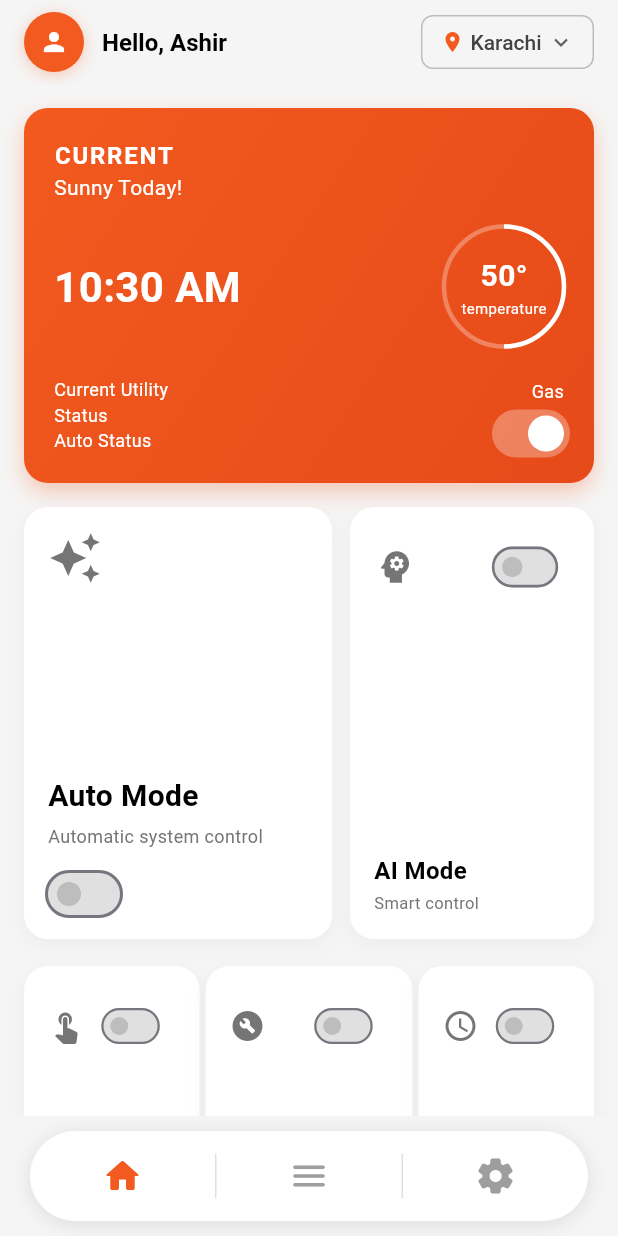
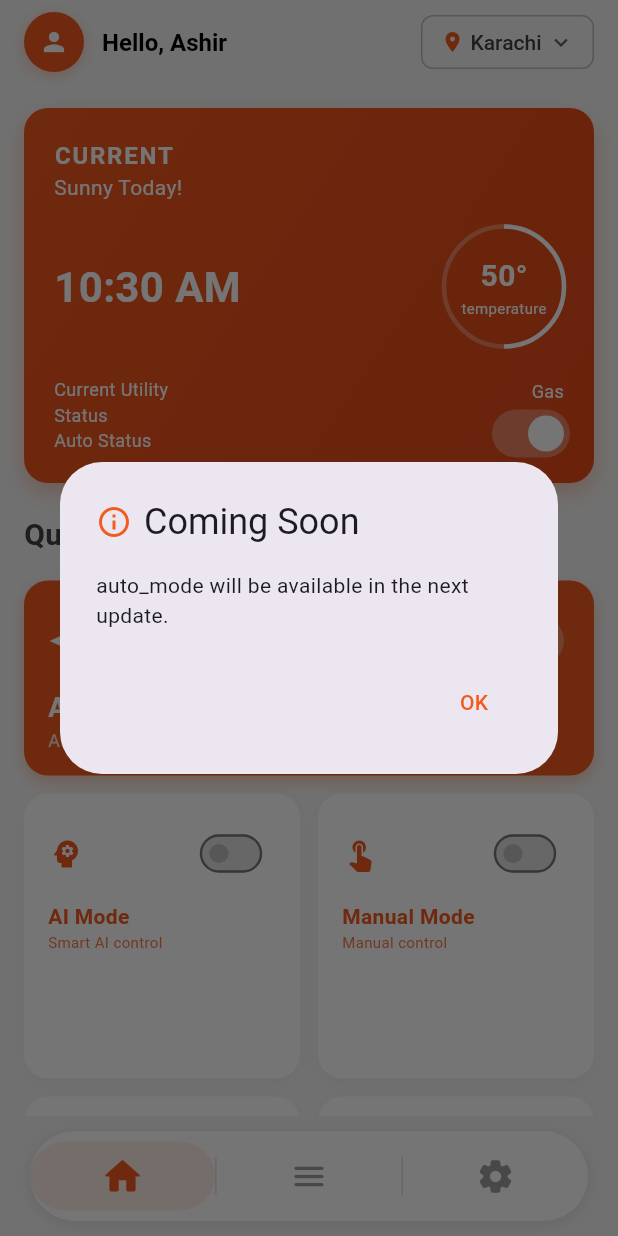
Before and after one commit to ashir174/TSE, a Flutter app: the HomeScreen screen opened directly, after a tap on "Auto Mode", on a phone screen of 412 x 824 dp. Run offline on Flutter 3.47's test engine with Material 3 defaults, Android fonts, the phone set to English and light mode, and no system bars.

Commit message:
Home Screen Pixels overflow issues resolved

```diff
--- a/lib/HomeScreen.dart
+++ b/lib/HomeScreen.dart
@@ -23,6 +23,8 @@ class _HomeScreenState extends State<HomeScreen> with TickerProviderStateMixin {
   bool gasStatusOn = true;
   bool smartControlOn = false;
   bool energySaverOn = false;
+  bool aiModeOn = false;
+  bool manualModeOn = false;
 
   String currentTime = "";
   String weatherStatus = "Sunny Today!";
@@ -96,7 +98,6 @@ class _HomeScreenState extends State<HomeScreen> with TickerProviderStateMixin {
   void _startTemperatureSimulation() {
     _temperatureTimer = Timer.periodic(Duration(seconds: 5), (timer) {
       setState(() {
-        // Simulate temperature changes (45-55°C range)
         temperature = 45 + Random().nextInt(11);
       });
     });
@@ -112,9 +113,6 @@ class _HomeScreenState extends State<HomeScreen> with TickerProviderStateMixin {
         duration: Duration(milliseconds: 300),
         curve: Curves.easeInOut,
       );
-      _navAnimationController.forward().then((_) {
-        _navAnimationController.reset();
-      });
     }
   }
 
@@ -124,15 +122,12 @@ class _HomeScreenState extends State<HomeScreen> with TickerProviderStateMixin {
     switch (screenName) {
       case 'ai_mode':
         targetScreen = AIModeScreen();
-        _showComingSoonDialog('AI Mode');
         return;
       case 'manual_screen':
         targetScreen = ManualModeScreen();
-        _showComingSoonDialog('Manual Screen');
         return;
       case 'time_screen':
         targetScreen = TimerSettingsScreen();
-        _showComingSoonDialog('Time Screen');
         return;
       case 'UtilitySelectionScreen':
         targetScreen = UtilitySelectionScreen();
@@ -207,9 +202,9 @@ class _HomeScreenState extends State<HomeScreen> with TickerProviderStateMixin {
         child: Column(
           children: [
             _buildCurrentCard(),
-            SizedBox(height: 16),
-            _buildControlsGrid(),
-            SizedBox(height: 20), // Extra padding for bottom navigation
+            SizedBox(height: 20),
+            _buildControlsList(),
+            SizedBox(height: 100), // Extra padding for bottom navigation
           ],
         ),
       ),
@@ -457,12 +452,14 @@ class _HomeScreenState extends State<HomeScreen> with TickerProviderStateMixin {
           Row(
             mainAxisAlignment: MainAxisAlignment.spaceBetween,
             children: [
-              Text(
+              Expanded(
+                child: Text(
                   currentTime,
                   style: TextStyle(
                     color: Colors.white,
                     fontSize: 28,
                     fontWeight: FontWeight.bold,
+                  ),
                 ),
               ),
               _buildTemperatureGauge(),
@@ -559,217 +556,172 @@ class _HomeScreenState extends State<HomeScreen> with TickerProviderStateMixin {
     );
   }
 
-  Widget _buildControlsGrid() {
-    return Container(
-      height: 450, // Fixed height to prevent overflow
-      child: Column(
-        children: [
-          // First row - Auto Mode (large) and AI Mode (small)
-          Expanded(
-            flex: 2,
-            child: Row(
-              children: [
-                // Auto Mode - Large container (55% width)
-                Expanded(
-                  flex: 48,
-                  child: _buildControlCard({
+  Widget _buildControlsList() {
+    final controlButtons = [
+      {
         'title': 'Auto Mode',
         'subtitle': 'Automatic system control',
         'icon': Icons.auto_awesome,
-                    'getValue': () => autoModeOn,
-                    'setValue': (bool value) => setState(() => autoModeOn = value),
-                    'screen': 'auto_mode',
-                    'cardType': 'large',
-                  }),
+        'isActive': autoModeOn,
+        'onToggle': (bool value) => setState(() => autoModeOn = value),
+        'onTap': () => _navigateToScreen('auto_mode'),
+        'size': 'large'
+      },
+      {
+        'title': 'AI Mode',
+        'subtitle': 'Smart AI control',
+        'icon': Icons.psychology,
+        'isActive': aiModeOn,
+        'onToggle': (bool value) => setState(() => aiModeOn = value),
+        'onTap': () => _navigateToScreen('ai_mode'),
+        'size': 'medium'
+      },
+      {
+        'title': 'Manual Mode',
+        'subtitle': 'Manual control',
+        'icon': Icons.touch_app,
+        'isActive': manualModeOn,
+        'onToggle': (bool value) => setState(() => manualModeOn = value),
+        'onTap': () => _navigateToScreen('manual_screen'),
+        'size': 'medium'
+      },
+      {
+        'title': 'Utility Select',
+        'subtitle': 'Choose utilities',
+        'icon': Icons.build_circle,
+        'isActive': utilitySelectOn,
+        'onToggle': (bool value) => setState(() => utilitySelectOn = value),
+        'onTap': () => _navigateToScreen('UtilitySelectionScreen'),
+        'size': 'medium'
+      },
+      {
+        'title': 'Timer Settings',
+        'subtitle': 'Schedule control',
+        'icon': Icons.schedule,
+        'isActive': timerOn,
+        'onToggle': (bool value) => setState(() => timerOn = value),
+        'onTap': () => _navigateToScreen('time_screen'),
+        'size': 'medium'
+      },
+      {
+        'title': 'Boost Mode',
+        'subtitle': 'Enhanced performance',
+        'icon': Icons.flash_on,
+        'isActive': boostModeOn,
+        'onToggle': (bool value) => setState(() => boostModeOn = value),
+        'onTap': () => _navigateToScreen('boost_mode'),
+        'size': 'medium'
+      },
+      {
+        'title': 'Smart Control',
+        'subtitle': 'Intelligent automation',
+        'icon': Icons.smart_button,
+        'isActive': smartControlOn,
+        'onToggle': (bool value) => setState(() => smartControlOn = value),
+        'onTap': () => _navigateToScreen('smart_control'),
+        'size': 'medium'
+      },
+      {
+        'title': 'Energy Saver',
+        'subtitle': 'Optimize consumption',
+        'icon': Icons.eco,
+        'isActive': energySaverOn,
+        'onToggle': (bool value) => setState(() => energySaverOn = value),
+        'onTap': () => _navigateToScreen('energy_saver'),
+        'size': 'medium'
+      },
+    ];
+
+    return Column(
+      crossAxisAlignment: CrossAxisAlignment.start,
+      children: [
+        Text(
+          'Quick Controls',
+          style: TextStyle(
+            fontSize: 20,
+            fontWeight: FontWeight.bold,
+            color: Colors.grey[800],
           ),
+        ),
+        SizedBox(height: 16),
+        _buildControlButton(controlButtons[0]),
+        SizedBox(height: 12),
+        for (int i = 1; i < controlButtons.length; i += 2)
+          Padding(
+            padding: EdgeInsets.only(bottom: 12),
+            child: Row(
+              children: [
+                Expanded(child: _buildControlButton(controlButtons[i])),
                 SizedBox(width: 12),
-                // AI Mode - Smaller container (35% width)
                 Expanded(
-                  flex: 38,
-                  child: _buildControlCard({
-                    'title': 'AI Mode',
-                    'subtitle': 'Smart control',
-                    'icon': Icons.psychology,
-                    'getValue': () => false,
-                    'setValue': (bool value) {},
-                    'screen': 'ai_mode',
-                    'cardType': 'medium',
-                  }),
+                  child: i + 1 < controlButtons.length
+                      ? _buildControlButton(controlButtons[i + 1])
+                      : SizedBox(),
                 ),
               ],
             ),
           ),
-          SizedBox(height: 18),
-          // Second row - Manual (medium) and Settings (small)
-          Expanded(
-            flex: 1,
-            child: Container(
-              width: double.infinity,
-              child: Row(
-                children: [
-                  // Manual - Medium container (40% width)
-                  Expanded(
-                    flex: 28,
-                    child: _buildControlCard({
-                      'title': 'Manual',
-                      'subtitle': 'Manual control',
-                      'icon': Icons.touch_app,
-                      'getValue': () => false,
-                      'setValue': (bool value) {},
-                      'screen': 'manual_screen',
-                      'cardType': 'small',
-                    }),
-                  ),
-                  SizedBox(width: 4),
-                  // Utility Select - Medium container (30% width)
-                  Expanded(
-                    flex: 33,
-                    child: _buildControlCard({
-                      'title': 'Utility',
-                      'subtitle': 'Select utilities',
-                      'icon': Icons.build_circle,
-                      'getValue': () => utilitySelectOn,
-                      'setValue': (bool value) => setState(() => utilitySelectOn = value),
-                      'screen': 'UtilitySelectionScreen',
-                      'cardType': 'small',
-                    }),
-                  ),
-                  SizedBox(width: 4),
-                  // Timer - Small container (30% width)
-                  Expanded(
-                    flex: 28,
-                    child: _buildControlCard({
-                      'title': 'Timer',
-                      'subtitle': 'Schedule',
-                      'icon': Icons.schedule,
-                      'getValue': () => timerOn,
-                      'setValue': (bool value) => setState(() => timerOn = value),
-                      'screen': 'time_screen',
-                      'cardType': 'small',
-                    }),
-                  ),
       ],
-              ),
-            ),
-          ),
-        ],
-      ),
     );
   }
 
-  Widget _buildControlCard(Map<String, dynamic> control) {
+  Widget _buildControlButton(Map<String, dynamic> control) {
     final title = control['title'] as String;
     final subtitle = control['subtitle'] as String;
     final icon = control['icon'] as IconData;
-    final getValue = control['getValue'] as bool Function();
-    final setValue = control['setValue'] as Function(bool);
-    final screen = control['screen'] as String;
-    final cardType = control['cardType'] as String;
-    final isActive = getValue();
+    final isActive = control['isActive'] as bool;
+    final onToggle = control['onToggle'] as Function(bool);
+    final onTap = control['onTap'] as VoidCallback;
+    final size = control['size'] as String;
 
-    // Different styling based on card type
-    Color cardColor = Colors.white;
-    Color shadowColor = Colors.grey.withOpacity(0.1);
-    double borderRadius = 16;
-    EdgeInsets padding = EdgeInsets.all(16);
-
-    if (cardType == 'large' && isActive) {
-      cardColor = primaryColor;
-      shadowColor = primaryColor.withOpacity(0.3);
-    } else if (cardType == 'medium' && isActive) {
-      cardColor = primaryColor.withOpacity(0.1);
-      shadowColor = primaryColor.withOpacity(0.2);
-    }
+    final isLarge = size == 'large';
+    final height = isLarge ? 130.0 : 190.0; // Doubled height for medium containers
 
     return GestureDetector(
-      onLongPress: () {
-        HapticFeedback.mediumImpact();
-        _navigateToScreen(screen);
+      onTap: () {
+        HapticFeedback.lightImpact();
+        onTap();
       },
-      onTap: () {
-        // Quick tap to toggle switch if applicable
-        if (setValue != null) {
-          setValue(!isActive);
-        }
-      },
-      child: Container(
-        width: double.infinity,
-        height: double.infinity,
-        padding: padding,
+      child: AnimatedContainer(
+        duration: Duration(milliseconds: 200),
+        height: height,
+        padding: EdgeInsets.all(16),
         decoration: BoxDecoration(
-          color: cardColor,
-          borderRadius: BorderRadius.circular(borderRadius),
-          border: isActive && cardType != 'large'
+          color: isActive ? primaryColor : Colors.white,
+          borderRadius: BorderRadius.circular(16),
+          border: isActive && !isLarge
               ? Border.all(color: primaryColor.withOpacity(0.3), width: 1)
               : null,
           boxShadow: [
             BoxShadow(
-              color: shadowColor,
-              blurRadius: 10,
+              color: isActive ? primaryColor.withOpacity(0.3) : Colors.grey.withOpacity(0.1),
+              blurRadius: 8,
               offset: Offset(0, 4),
             ),
           ],
         ),
-        child: _buildCardContent(title, subtitle, icon, isActive, setValue, cardType),
-      ),
-    );
-  }
-
-  Widget _buildCardContent(String title, String subtitle, IconData icon, bool isActive, Function(bool) onChanged, String cardType) {
-    // Color scheme based on card type and active state
-    Color textColor = Colors.black;
-    Color subtitleColor = Colors.grey[600]!;
-    Color iconColor = Colors.grey[600]!;
-
-    if (cardType == 'large' && isActive) {
-      textColor = Colors.white;
-      subtitleColor = Colors.white.withOpacity(0.8);
-      iconColor = Colors.white;
-    } else if (isActive) {
-      textColor = primaryColor;
-      iconColor = primaryColor;
-    }
-
-    if (cardType == 'large') {
-      return Column(
+        child: Column(
+          mainAxisAlignment: MainAxisAlignment.start,
+          crossAxisAlignment: CrossAxisAlignment.start,
+          children: [
+            Row(
               mainAxisAlignment: MainAxisAlignment.spaceBetween,
-        crossAxisAlignment: CrossAxisAlignment.start,
               children: [
                 Icon(
                   icon,
-            color: iconColor,
-            size: 36,
+                  color: isActive ? Colors.white : primaryColor,
+                  size: isLarge ? 32 : 24,
                 ),
-          Expanded(
-            child: Column(
-              mainAxisAlignment: MainAxisAlignment.end,
-              crossAxisAlignment: CrossAxisAlignment.start,
-              children: [
-                Text(
-                  title,
-                  style: TextStyle(
-                    color: textColor,
-                    fontSize: 20,
-                    fontWeight: FontWeight.bold,
-                  ),
-                ),
-                SizedBox(height: 4),
-                Text(
-                  subtitle,
-                  style: TextStyle(
-                    color: subtitleColor,
-                    fontSize: 12,
-                  ),
-                ),
-                SizedBox(height: 16),
-                Container(
-                  width: 48,
-                  height: 28,
+                Transform.scale(
+                  scale: isLarge ? 1.0 : 0.8,
                   child: Switch(
                     value: isActive,
-                    onChanged: onChanged,
-                    activeColor: cardType == 'large' && isActive ? Colors.white : primaryColor,
-                    activeTrackColor: cardType == 'large' && isActive
+                    onChanged: (value) {
+                      HapticFeedback.selectionClick();
+                      onToggle(value);
+                    },
+                    activeColor: isActive ? Colors.white : primaryColor,
+                    activeTrackColor: isActive
                         ? Colors.white.withOpacity(0.3)
                         : primaryColor.withOpacity(0.3),
                     inactiveThumbColor: Colors.grey[400],
@@ -778,109 +730,31 @@ class _HomeScreenState extends State<HomeScreen> with TickerProviderStateMixin {
                 ),
               ],
             ),
-          ),
-        ],
-      );
-    } else if (cardType == 'medium') {
-      return Column(
-        mainAxisAlignment: MainAxisAlignment.spaceBetween,
-        crossAxisAlignment: CrossAxisAlignment.start,
-        children: [
-          Row(
-            mainAxisAlignment: MainAxisAlignment.spaceBetween,
-            children: [
-              Icon(
-                icon,
-                color: iconColor,
-                size: 28,
-              ),
-              Transform.scale(
-                scale: 0.85,
-                child: Switch(
-                  value: isActive,
-                  onChanged: onChanged,
-                  activeColor: primaryColor,
-                  activeTrackColor: primaryColor.withOpacity(0.3),
-                  inactiveThumbColor: Colors.grey[400],
-                  inactiveTrackColor: Colors.grey[300],
-                ),
-              ),
-            ],
-          ),
-          Column(
-            crossAxisAlignment: CrossAxisAlignment.start,
-            children: [
+            SizedBox(height: 8),
             Text(
               title,
               style: TextStyle(
-                  color: textColor,
-                  fontSize: 16,
+                color: isActive ? Colors.white : primaryColor,
+                fontSize: isLarge ? 18 : 14,
                 fontWeight: FontWeight.w600,
               ),
             ),
-              SizedBox(height: 2),
+            if (subtitle.isNotEmpty)
               Text(
                 subtitle,
                 style: TextStyle(
-                  color: subtitleColor,
-                  fontSize: 11,
-                ),
-              ),
-            ],
-          ),
-        ],
-      );
-    } else { // small cards
-      return Column(
-        mainAxisAlignment: MainAxisAlignment.spaceBetween,
-        crossAxisAlignment: CrossAxisAlignment.start,
-        children: [
-          Row(
-            mainAxisAlignment: MainAxisAlignment.spaceBetween,
-            children: [
-              Icon(
-                icon,
-                color: iconColor,
-                size: 24,
-              ),
-              Transform.scale(
-                scale: 0.75,
-                child: Switch(
-                  value: isActive,
-                  onChanged: onChanged,
-                  activeColor: primaryColor,
-                  activeTrackColor: primaryColor.withOpacity(0.3),
-                  inactiveThumbColor: Colors.grey[400],
-                  inactiveTrackColor: Colors.grey[300],
-                ),
-              ),
-            ],
-          ),
-          Column(
-            crossAxisAlignment: CrossAxisAlignment.start,
-            children: [
-              Text(
-                title,
-                style: TextStyle(
-                  color: textColor,
-                  fontSize: 13,
-                  fontWeight: FontWeight.w600,
-                ),
-              ),
-              Text(
-                subtitle,
-                style: TextStyle(
-                  color: subtitleColor,
-                  fontSize: 9,
+                  color: isActive
+                      ? Colors.white.withOpacity(0.8)
+                      : primaryColor.withOpacity(0.8),
+                  fontSize: isLarge ? 12 : 10,
                 ),
                 maxLines: 1,
                 overflow: TextOverflow.ellipsis,
               ),
           ],
         ),
-        ],
+      ),
     );
-    }
   }
 
   Widget _buildCompactBottomNavigation() {
@@ -899,12 +773,11 @@ class _HomeScreenState extends State<HomeScreen> with TickerProviderStateMixin {
         ],
       ),
       child: Row(
-        mainAxisAlignment: MainAxisAlignment.spaceEvenly,
         children: [
           _buildCompactNavItem(Icons.home_rounded, 0),
-          Container(width: 1, height: 30, color: Colors.grey[300]),
+          Container(width: 1, height: 25, color: Colors.grey[300]),
           _buildCompactNavItem(Icons.menu_rounded, 1),
-          Container(width: 1, height: 30, color: Colors.grey[300]),
+          Container(width: 1, height: 25, color: Colors.grey[300]),
           _buildCompactNavItem(Icons.settings_rounded, 2),
         ],
       ),
@@ -916,13 +789,21 @@ class _HomeScreenState extends State<HomeScreen> with TickerProviderStateMixin {
 
     return Expanded(
       child: GestureDetector(
-        onTap: () => _onNavItemTapped(index),
-        child: Container(
-          padding: EdgeInsets.symmetric(vertical: 12),
+        onTap: () {
+          HapticFeedback.selectionClick();
+          _onNavItemTapped(index);
+        },
+        child: AnimatedContainer(
+          duration: Duration(milliseconds: 300),
+          padding: EdgeInsets.symmetric(vertical: 8),
+          decoration: BoxDecoration(
+            color: isActive ? primaryColor.withOpacity(0.1) : Colors.transparent,
+            borderRadius: BorderRadius.circular(25),
+          ),
           child: Icon(
             icon,
             color: isActive ? primaryColor : Colors.grey[500],
-            size: 28,
+            size: isActive ? 30 : 26,
           ),
         ),
       ),
```
Also changed, not shown: 1 other file. Lines whose indentation alone changed are shown as unchanged.
